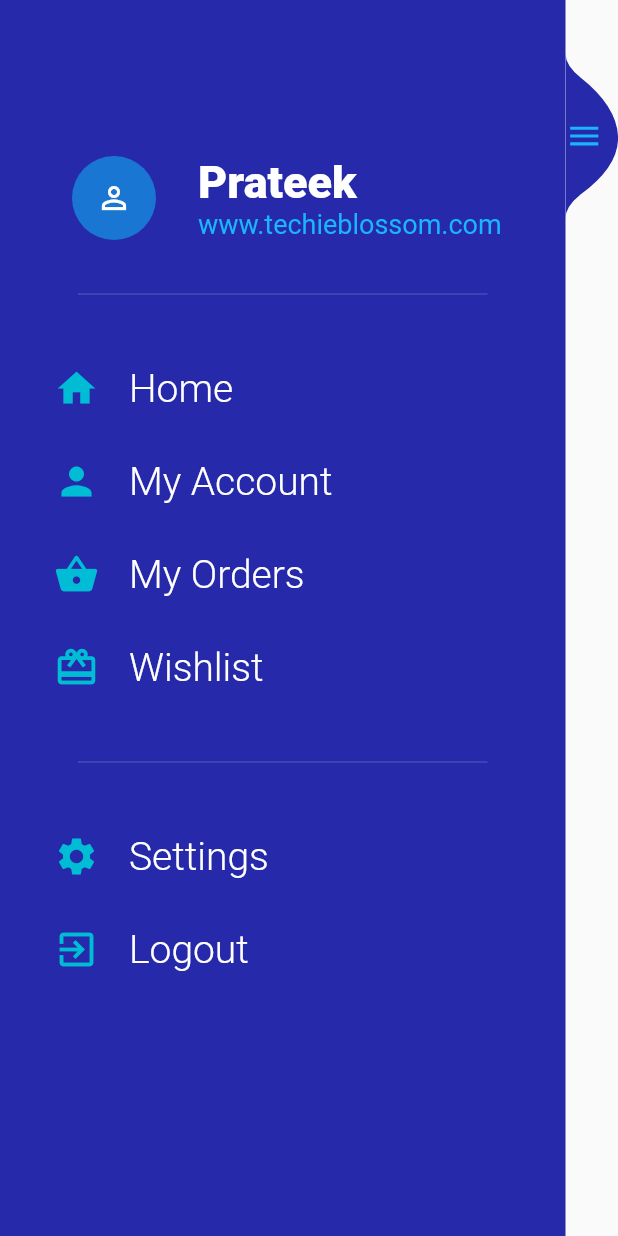
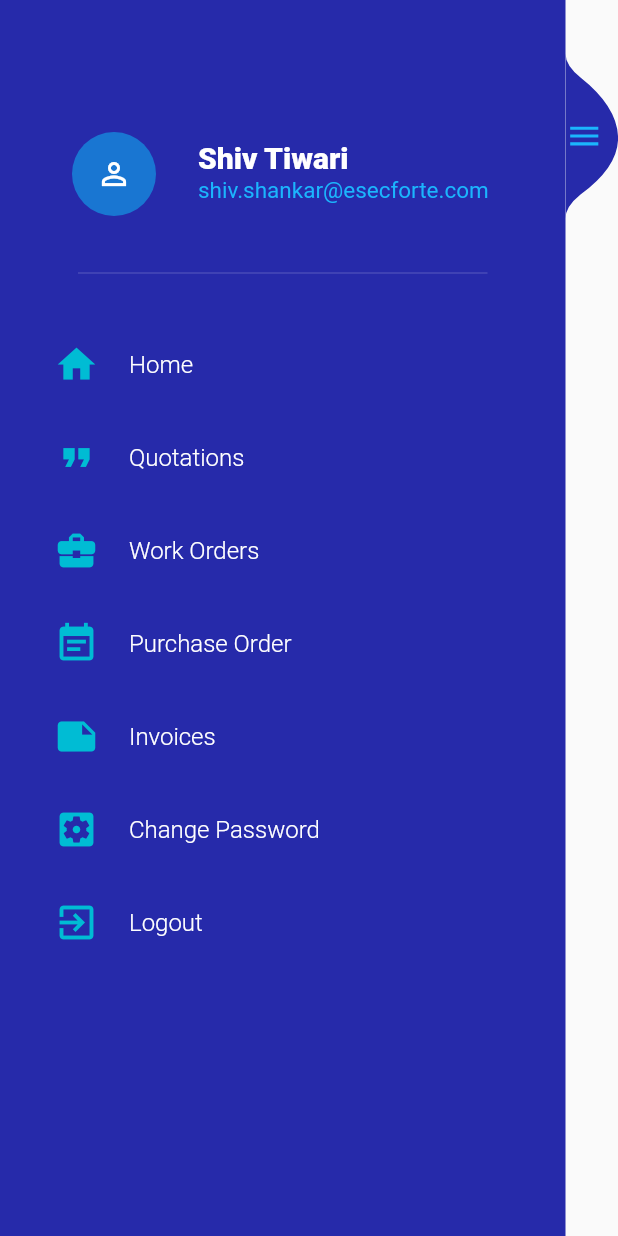
Before and after one commit to ShivShankarT/_odm, a Flutter app: the SideBar widget shown alone on an empty page, opened directly, on a phone screen of 412 x 824 dp. Run offline on Flutter 3.47's test engine with Material 2 defaults, Android fonts, the phone set to English and light mode, and no system bars; our stand-ins replace flutter_bloc, rxdart; network calls fail.

Commit message:
static UI for drawer layout has done

```diff
--- a/lib/drawable_screen.dart
+++ /dev/null
@@ -1,15 +0,0 @@
-import 'package:flutter/material.dart';
-import 'package:odm/sidebar/sidebar_layout.dart';
-class DrawablePage extends StatefulWidget {
-  @override
-  _DrawablePageState createState() => _DrawablePageState();
-}
-
-class _DrawablePageState extends State<DrawablePage> {
-  @override
-  Widget build(BuildContext context) {
-    return  MaterialApp(
-      home: SideBarLayout(),
-    );
-  }
-}
--- a/lib/menu_item.dart
+++ b/lib/menu_item.dart
@@ -25,7 +25,7 @@ class MenuItem extends StatelessWidget {
             ),
             Text(
               title,
-              style: TextStyle(fontWeight: FontWeight.w300, fontSize: 26, color: Colors.white),
+              style: TextStyle(fontWeight: FontWeight.w300, fontSize: 16, color: Colors.white),
             )
           ],
         ),
--- a/lib/navigation_bloc.dart
+++ b/lib/navigation_bloc.dart
@@ -1,14 +1,22 @@
 
 
 import 'package:flutter_bloc/flutter_bloc.dart';
+import 'package:odm/pages/change_password.dart';
 import 'package:odm/pages/home_page.dart';
+import 'package:odm/pages/invoices_page.dart';
+import 'package:odm/pages/logout.dart';
 import 'package:odm/pages/purchage_order_page.dart';
+import 'package:odm/pages/quotation_page.dart';
 import 'package:odm/pages/work_order_page.dart';
 
 enum NavigationEvents {
   HomePageClickedEvent,
-  MyAccountClickedEvent,
-  MyOrdersClickedEvent,
+  MyQuotationClickedEvent,
+  MyWorkOrdersClickedEvent,
+  MyPurchaseOrderClickedEvent,
+  MyInvoicesClickedEvent,
+  MyChangePasswordClickedEvent,
+  MyLogoutClickedEvent
 }
 
 abstract class NavigationStates {}
@@ -23,11 +31,23 @@ class NavigationBloc extends Bloc<NavigationEvents, NavigationStates> {
       case NavigationEvents.HomePageClickedEvent:
         yield HomePage();
         break;
-      case NavigationEvents.MyAccountClickedEvent:
+      case NavigationEvents.MyQuotationClickedEvent:
+        yield QuotationPage();
+        break;
+      case NavigationEvents.MyWorkOrdersClickedEvent:
+        yield WorkOrderPage();
+        break;
+      case NavigationEvents.MyPurchaseOrderClickedEvent:
         yield PurchageOrderpage();
         break;
-      case NavigationEvents.MyOrdersClickedEvent:
-        yield WorkOrderPage();
+      case NavigationEvents.MyInvoicesClickedEvent:
+        yield InvoiceScreen();
+        break;
+      case NavigationEvents.MyChangePasswordClickedEvent:
+        yield ChangePassword();
+        break;
+      case NavigationEvents.MyLogoutClickedEvent:
+        yield Logout();
         break;
     }
   }
--- a/lib/otp_varification.dart
+++ b/lib/otp_varification.dart
@@ -1,6 +1,6 @@
 import 'package:flutter/material.dart';
-import 'package:odm/drawable_screen.dart';
 import 'package:odm/services/otp_service.dart';
+import 'package:odm/sidebar/sidebar_layout.dart';
 
 class OtpVerification extends StatefulWidget {
   @override
@@ -46,7 +46,7 @@ class _OtpVerificationState extends State<OtpVerification> {
 
           Navigator.of(context)
               .push(MaterialPageRoute<Null>(builder: (BuildContext context) {
-            return new  DrawablePage();
+            return new  SideBarLayout();
           }));},
         child: Text("Submit OTP",
             textAlign: TextAlign.center,
--- a/lib/pages/home_page.dart
+++ b/lib/pages/home_page.dart
@@ -4,8 +4,10 @@ import '../navigation_bloc.dart';
 class HomePage extends StatelessWidget with NavigationStates {
   @override
   Widget build(BuildContext context) {
-    return Container(
-      child: Text("Home Page" ,style: TextStyle(fontWeight: FontWeight.w900,fontSize: 28),),
+    return Center(
+      child: Container(
+        child: Text("Home Page" ,style: TextStyle(fontWeight: FontWeight.w900,fontSize: 28),),
+      ),
     );
   }
 }
--- a/lib/pages/invoices_page.dart
+++ b/lib/pages/invoices_page.dart
@@ -4,9 +4,11 @@ import '../navigation_bloc.dart';
 class InvoiceScreen extends StatelessWidget with NavigationStates {
   @override
   Widget build(BuildContext context) {
-    return Container(
-      child: Text("Invoice Page" ,style: TextStyle(fontWeight: FontWeight.w900,fontSize: 28),),
+    return Center(
+      child: Container(
+        child: Text("Invoice Page" ,style: TextStyle(fontWeight: FontWeight.w900,fontSize: 28),),
 
+      ),
     );
   }
 }
--- a/lib/pages/purchage_order_page.dart
+++ b/lib/pages/purchage_order_page.dart
@@ -4,9 +4,11 @@ import '../navigation_bloc.dart';
 class PurchageOrderpage extends StatelessWidget with NavigationStates {
   @override
   Widget build(BuildContext context) {
-    return Container(
-      child: Text("Purchage Order" ,style: TextStyle(fontWeight: FontWeight.w900,fontSize: 28),),
+    return Center(
+      child: Container(
+        child: Text("Purchage Order" ,style: TextStyle(fontWeight: FontWeight.w900,fontSize: 28),),
 
+      ),
     );
   }
 }
--- a/lib/sidebar/sidebar.dart
+++ b/lib/sidebar/sidebar.dart
@@ -2,6 +2,7 @@ import 'dart:async';
 
 import 'package:flutter/material.dart';
 import 'package:flutter_bloc/flutter_bloc.dart';
+import 'package:rxdart/rxdart.dart';
 import '../menu_item.dart';
 import '../navigation_bloc.dart';
 
@@ -22,7 +23,7 @@ class _SideBarState extends State<SideBar> with SingleTickerProviderStateMixin<S
   void initState() {
     super.initState();
     _animationController = AnimationController(vsync: this, duration: _animationDuration);
- //   isSidebarOpenedStreamController = PublishSubject<bool>();
+     isSidebarOpenedStreamController = PublishSubject<bool>();
     isSidebarOpenedStream = isSidebarOpenedStreamController.stream;
     isSidebarOpenedSink = isSidebarOpenedStreamController.sink;
   }
@@ -71,18 +72,18 @@ class _SideBarState extends State<SideBar> with SingleTickerProviderStateMixin<S
                   child: Column(
                     children: <Widget>[
                       SizedBox(
-                        height: 100,
+                        height: 80,
                       ),
                       ListTile(
                         title: Text(
-                          "Prateek",
-                          style: TextStyle(color: Colors.white, fontSize: 30, fontWeight: FontWeight.w800),
+                          "Shiv Tiwari",
+                          style: TextStyle(color: Colors.white, fontSize: 20, fontWeight: FontWeight.w800),
                         ),
                         subtitle: Text(
-                          "www.techieblossom.com",
+                          "shiv.shankar@esecforte.com",
                           style: TextStyle(
                             color: Color(0xFF1BB5FD),
-                            fontSize: 18,
+                            fontSize: 15,
                           ),
                         ),
                         leading: CircleAvatar(
@@ -94,7 +95,7 @@ class _SideBarState extends State<SideBar> with SingleTickerProviderStateMixin<S
                         ),
                       ),
                       Divider(
-                        height: 64,
+                        height: 60,
                         thickness: 0.5,
                         color: Colors.white.withOpacity(0.3),
                         indent: 32,
@@ -109,39 +110,54 @@ class _SideBarState extends State<SideBar> with SingleTickerProviderStateMixin<S
                         },
                       ),
                       MenuItem(
-                        icon: Icons.person,
-                        title: "My Account",
+                        icon: Icons.format_quote,
+                        title: "Quotations",
                         onTap: () {
                           onIconPressed();
-                          BlocProvider.of<NavigationBloc>(context).add(NavigationEvents.MyAccountClickedEvent);
+                          BlocProvider.of<NavigationBloc>(context).add(NavigationEvents.MyQuotationClickedEvent);
                         },
                       ),
                       MenuItem(
-                        icon: Icons.shopping_basket,
-                        title: "My Orders",
+                        icon: Icons.business_center,
+                        title: "Work Orders",
                         onTap: () {
                           onIconPressed();
-                          BlocProvider.of<NavigationBloc>(context).add(NavigationEvents.MyOrdersClickedEvent);
+                          BlocProvider.of<NavigationBloc>(context).add(NavigationEvents.MyWorkOrdersClickedEvent);
                         },
                       ),
                       MenuItem(
-                        icon: Icons.card_giftcard,
-                        title: "Wishlist",
-                      ),
-                      Divider(
-                        height: 64,
-                        thickness: 0.5,
-                        color: Colors.white.withOpacity(0.3),
-                        indent: 32,
-                        endIndent: 32,
+                        icon: Icons.event_note,
+                        title: "Purchase Order",
+
+                        onTap: () {
+                          onIconPressed();
+                          BlocProvider.of<NavigationBloc>(context).add(NavigationEvents.MyPurchaseOrderClickedEvent);
+                        },
                       ),
                       MenuItem(
-                        icon: Icons.settings,
-                        title: "Settings",
+                        icon: Icons.note,
+                        title: "Invoices",
+                        onTap: () {
+                          onIconPressed();
+                          BlocProvider.of<NavigationBloc>(context).add(NavigationEvents.MyInvoicesClickedEvent);
+                        },
+                      ),
+
+                      MenuItem(
+                        icon: Icons.settings_applications,
+                        title: "Change Password",
+                        onTap: () {
+                          onIconPressed();
+                          BlocProvider.of<NavigationBloc>(context).add(NavigationEvents.MyChangePasswordClickedEvent);
+                        },
                       ),
                       MenuItem(
                         icon: Icons.exit_to_app,
                         title: "Logout",
+                        onTap: () {
+                          onIconPressed();
+                          BlocProvider.of<NavigationBloc>(context).add(NavigationEvents.MyLogoutClickedEvent);
+                        },
                       ),
                     ],
                   ),
--- a/pubspec.yaml
+++ b/pubspec.yaml
@@ -23,6 +23,7 @@ dependencies:
   # The following adds the Cupertino Icons font to your application.
   # Use with the CupertinoIcons class for iOS style icons.
   cupertino_icons: ^0.1.3
+  rxdart: ^0.24.0
   flutter_bloc: ^4.0.0
 
 dev_dependencies:
```
Also changed, not shown: lib/pages/change_password.dart (added, +12 -0 lines), lib/pages/logout.dart (added, +12 -0 lines), lib/pages/logout_page.dart (deleted, +0 -12 lines), lib/pages/quotation_page.dart (+6 -3 lines), pubspec.lock.
